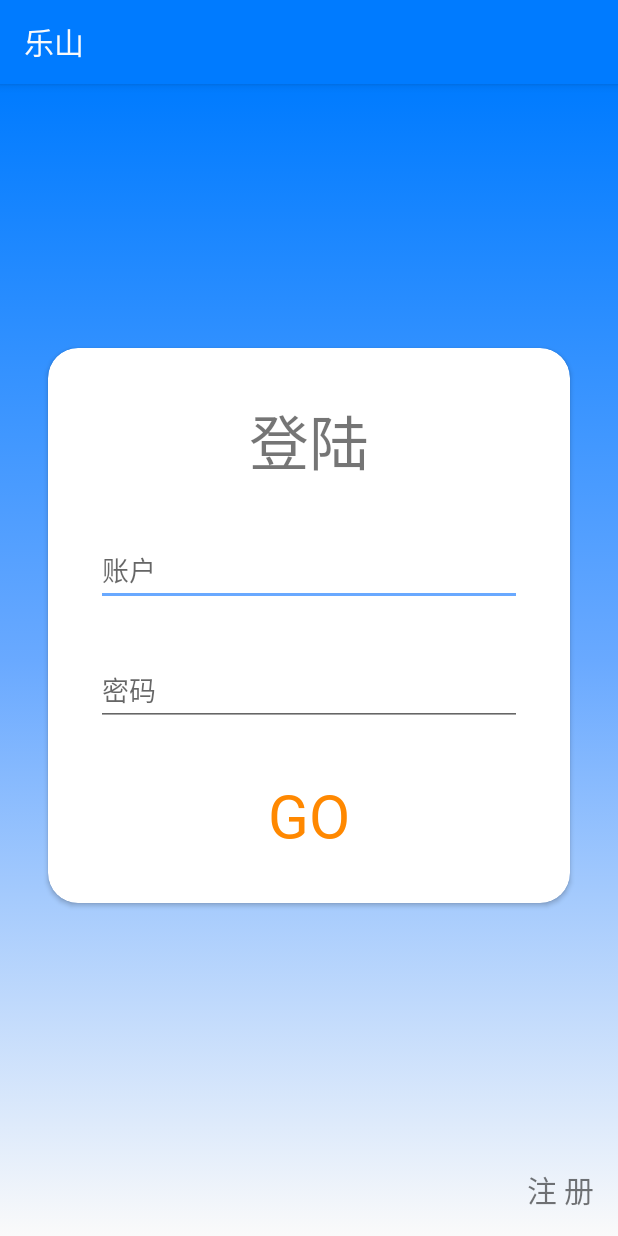
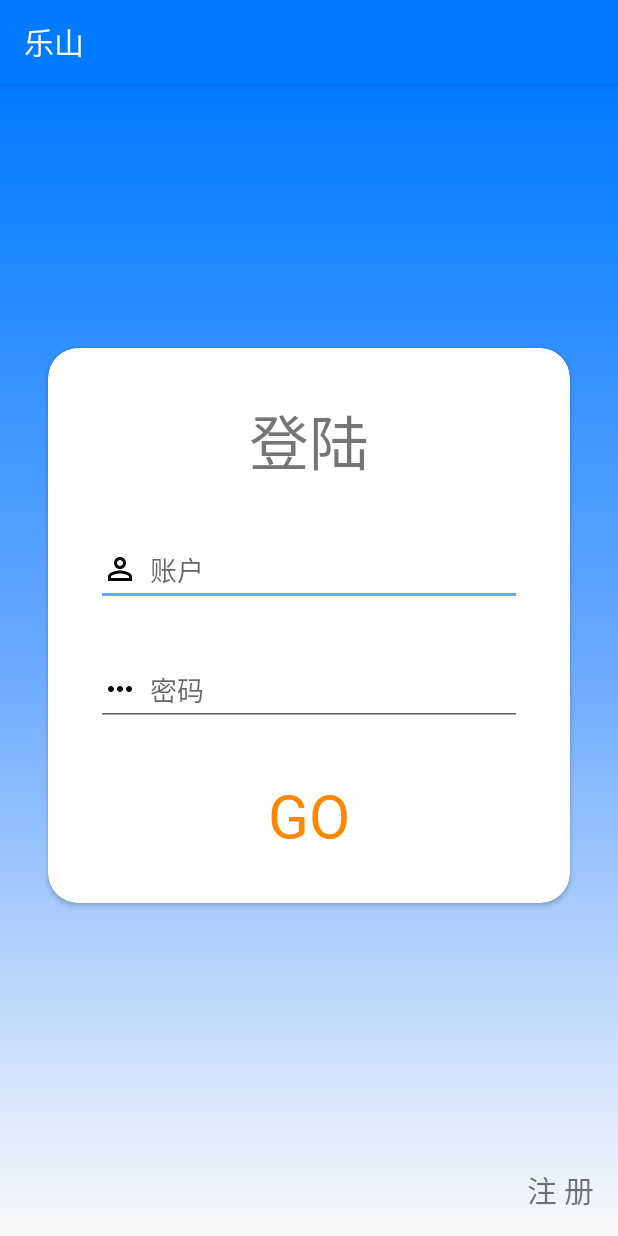
Before and after one commit to mahao111/LeShan, an Android app: the screen it shows after launch (Login), on a phone screen of 412 x 824 dp. Run offline under Robolectric (Android 15) with nearby library versions, the phone set to English and light mode, and no system bars.

Commit message:
添加登陆界面登陆图标

```diff
--- /dev/null
+++ b/app/src/main/res/drawable/ic_password.xml
@@ -0,0 +1,9 @@
+<vector xmlns:android="http://schemas.android.com/apk/res/android"
+    android:width="24dp"
+    android:height="24dp"
+    android:viewportWidth="24"
+    android:viewportHeight="24">
+  <path
+      android:fillColor="#FF000000"
+      android:pathData="M6,10c-1.1,0 -2,0.9 -2,2s0.9,2 2,2 2,-0.9 2,-2 -0.9,-2 -2,-2zM18,10c-1.1,0 -2,0.9 -2,2s0.9,2 2,2 2,-0.9 2,-2 -0.9,-2 -2,-2zM12,10c-1.1,0 -2,0.9 -2,2s0.9,2 2,2 2,-0.9 2,-2 -0.9,-2 -2,-2z"/>
+</vector>
--- /dev/null
+++ b/app/src/main/res/drawable/ic_perm_identity_24px.xml
@@ -0,0 +1,9 @@
+<vector xmlns:android="http://schemas.android.com/apk/res/android"
+    android:width="24dp"
+    android:height="24dp"
+    android:viewportWidth="24"
+    android:viewportHeight="24">
+  <path
+      android:fillColor="#FF000000"
+      android:pathData="M12,12c2.21,0 4,-1.79 4,-4s-1.79,-4 -4,-4 -4,1.79 -4,4 1.79,4 4,4zM12,6c1.1,0 2,0.9 2,2s-0.9,2 -2,2 -2,-0.9 -2,-2 0.9,-2 2,-2zM12,13c-2.67,0 -8,1.34 -8,4v3h16v-3c0,-2.66 -5.33,-4 -8,-4zM18,18L6,18v-0.99c0.2,-0.72 3.3,-2.01 6,-2.01s5.8,1.29 6,2v1z"/>
+</vector>
--- a/app/src/main/res/layout/activity_login.xml
+++ b/app/src/main/res/layout/activity_login.xml
@@ -57,6 +57,8 @@
                 android:layout_marginStart="32dp"
                 android:layout_marginTop="32dp"
                 android:layout_marginEnd="32dp"
+                android:drawableLeft="@drawable/ic_perm_identity_24px"
+                android:drawablePadding="8dp"
                 android:ems="10"
                 android:hint="账户"
                 android:inputType="number"
@@ -71,6 +73,8 @@
                 android:layout_marginStart="32dp"
                 android:layout_marginTop="32dp"
                 android:layout_marginEnd="32dp"
+                android:drawableLeft="@drawable/ic_password"
+                android:drawablePadding="8dp"
                 android:ems="10"
                 android:hint="密码"
                 android:inputType="textPassword"
```
